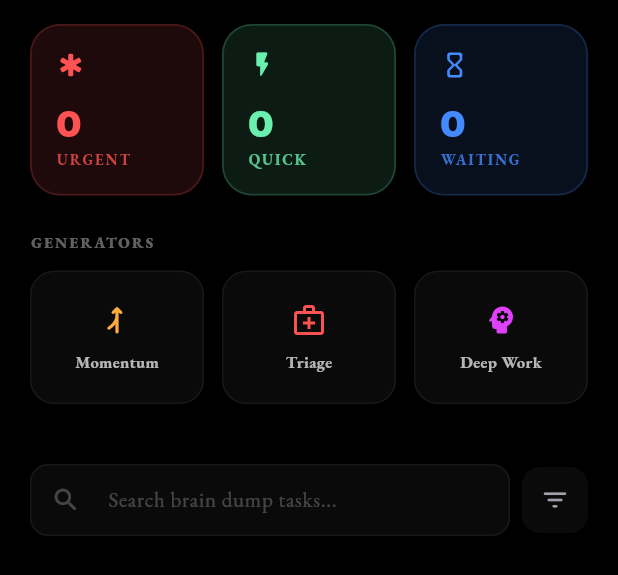
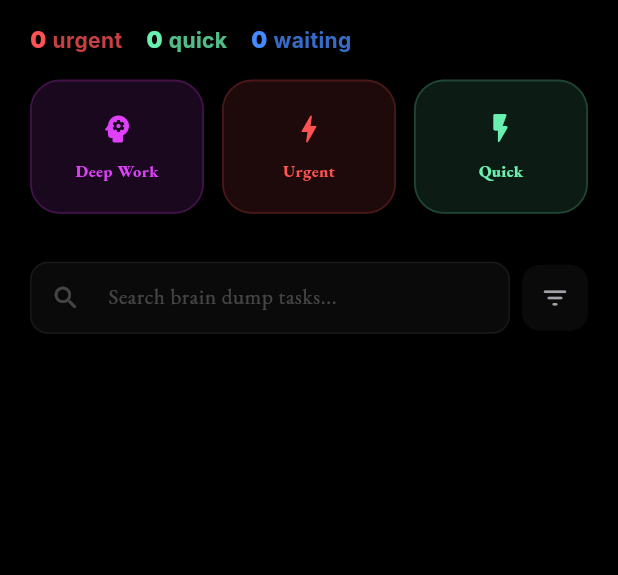
Before and after one commit to ComsIndeed/personal_application, a Flutter app: the SprintsTab widget shown alone on an empty page, opened directly, on a phone screen of 412 x 824 dp. Shown: the top 575 px of the screen. Run offline on Flutter 3.47's test engine with Material 3 defaults, Android fonts, the phone set to English and light mode, and no system bars; our stand-ins replace connectivity_plus, drift, equatable, fc_native_video_thumbnail, file_picker, flutter_animate and 7 more; missing offline and left inert: appflowy_editor, desktop_screenshot, flutter_acrylic, flutter_chat_core, flutter_chat_ui and 8 more; accounts and stored records are empty; generated files the repository leaves out were written again; statements that could not run were skipped.

Commit message:
[BUILD] Redid sprints tab to something was previously more desired

```diff
--- a/lib/interfaces/tabs/sprints/sprints_tab.dart
+++ b/lib/interfaces/tabs/sprints/sprints_tab.dart
@@ -70,79 +70,62 @@ class _SprintsTabState extends State<SprintsTab>
           return const Center(child: CircularProgressIndicator());
         }
 
-        return Container(
-          color: Colors.transparent,
+        return NestedScrollView(
+          headerSliverBuilder: (context, innerBoxIsScrolled) {
+            return [
+              SliverToBoxAdapter(
                 child: Column(
+                  crossAxisAlignment: CrossAxisAlignment.start,
                   children: [
                     // Zone A: Telemetry
                     Padding(
-                padding: const EdgeInsets.fromLTRB(20, 16, 20, 24),
+                      padding: const EdgeInsets.fromLTRB(20, 16, 20, 16),
                       child: Row(
                         children: [
-                    Expanded(
-                      child: _TelemetryCard(
+                          _TelemetryCard(
                             label: 'Urgent',
                             count: state.urgentCount,
                             color: Colors.redAccent,
-                        icon: Icons.emergency_rounded,
                           ),
-                    ),
-                    const SizedBox(width: 12),
-                    Expanded(
-                      child: _TelemetryCard(
+                          const SizedBox(width: 16),
+                          _TelemetryCard(
                             label: 'Quick',
                             count: state.quickCount,
                             color: Colors.greenAccent,
-                        icon: Icons.flash_on_rounded,
                           ),
-                    ),
-                    const SizedBox(width: 12),
-                    Expanded(
-                      child: _TelemetryCard(
+                          const SizedBox(width: 16),
+                          _TelemetryCard(
                             label: 'Waiting',
                             count: state.waitingCount,
                             color: Colors.blueAccent,
-                        icon: Icons.hourglass_empty_rounded,
-                      ),
                           ),
                         ],
                       ),
                     ),
 
-              // Zone B: Guided Sessions
+                    // Zone B: Folders
                     Padding(
                       padding: const EdgeInsets.symmetric(horizontal: 20),
-                child: Column(
-                  crossAxisAlignment: CrossAxisAlignment.start,
-                  children: [
-                    Text(
-                      'GENERATORS',
-                      style: TextStyle(
-                        fontSize: 10,
-                        fontWeight: FontWeight.w900,
-                        letterSpacing: 1.5,
-                        color: isDark ? Colors.white38 : Colors.black38,
-                      ),
-                    ),
-                    const SizedBox(height: 12),
-                    Row(
+                      child: Row(
                         children: [
                           Expanded(
                             child: _GeneratorCard(
-                            label: 'Momentum',
-                            icon: Icons.ramp_right_rounded,
+                              label: 'Deep Work',
+                              icon: Icons.psychology_rounded,
                               onTap: () {
-                              setState(() => _selectedFolderKey = 'momentum');
+                                setState(
+                                  () => _selectedFolderKey = 'deep_work',
+                                );
                                 _updateHeader();
                               },
-                            color: Colors.orangeAccent,
+                              color: Colors.purpleAccent,
                             ),
                           ),
                           const SizedBox(width: 12),
                           Expanded(
                             child: _GeneratorCard(
-                            label: 'Triage',
-                            icon: Icons.medical_services_outlined,
+                              label: 'Urgent',
+                              icon: Icons.bolt_rounded,
                               onTap: () {
                                 setState(() => _selectedFolderKey = 'triage');
                                 _updateHeader();
@@ -153,26 +136,25 @@ class _SprintsTabState extends State<SprintsTab>
                           const SizedBox(width: 12),
                           Expanded(
                             child: _GeneratorCard(
-                            label: 'Deep Work',
-                            icon: Icons.psychology_rounded,
+                              label: 'Quick',
+                              icon: Icons.flash_on_rounded,
                               onTap: () {
-                              setState(() => _selectedFolderKey = 'deep_work');
+                                setState(() => _selectedFolderKey = 'momentum');
                                 _updateHeader();
                               },
-                            color: Colors.purpleAccent,
+                              color: Colors.greenAccent,
                             ),
                           ),
                         ],
                       ),
+                    ),
+                    const SizedBox(height: 24),
                   ],
                 ),
               ),
-
-              const SizedBox(height: 32),
-
-              // Zone C: Global Pool
-              Expanded(
-                child: AnimatedSwitcher(
+            ];
+          },
+          body: AnimatedSwitcher(
             duration: const Duration(milliseconds: 400),
             child: _selectedFolderKey != null
                 ? _buildFolderContents(
@@ -186,9 +168,6 @@ class _SprintsTabState extends State<SprintsTab>
                     isDark,
                   )
                 : _buildGlobalPool(context, state, isDark),
-                ),
-              ),
-            ],
           ),
         );
       },
@@ -446,50 +425,38 @@ class _TelemetryCard extends StatelessWidget {
   final String label;
   final int count;
   final Color color;
-  final IconData icon;
 
   const _TelemetryCard({
     required this.label,
     required this.count,
     required this.color,
-    required this.icon,
   });
 
   @override
   Widget build(BuildContext context) {
-    final isDark = Theme.of(context).brightness == Brightness.dark;
-
-    return Container(
-      padding: const EdgeInsets.all(16),
-      decoration: BoxDecoration(
-        color: color.withAlpha(isDark ? 30 : 20),
-        borderRadius: BorderRadius.circular(20),
-        border: Border.all(color: color.withAlpha(50), width: 1.2),
-      ),
-      child: Column(
-        crossAxisAlignment: CrossAxisAlignment.start,
+    return Row(
+      mainAxisSize: MainAxisSize.min,
+      crossAxisAlignment: CrossAxisAlignment.baseline,
+      textBaseline: TextBaseline.alphabetic,
       children: [
-          Icon(icon, size: 20, color: color),
-          const SizedBox(height: 12),
         Text(
           '$count',
           style: GoogleFonts.inter(
-              fontSize: 24,
+            fontSize: 15,
             fontWeight: FontWeight.w900,
             color: color,
           ),
         ),
+        const SizedBox(width: 4),
         Text(
-            label.toUpperCase(),
-            style: TextStyle(
-              fontSize: 10,
-              fontWeight: FontWeight.bold,
-              letterSpacing: 1.2,
+          label.toLowerCase(),
+          style: GoogleFonts.inter(
+            fontSize: 14,
+            fontWeight: FontWeight.w700,
             color: color.withAlpha(200),
           ),
         ),
       ],
-      ),
     );
   }
 }
@@ -515,19 +482,13 @@ class _GeneratorCard extends StatelessWidget {
       color: Colors.transparent,
       child: InkWell(
         onTap: onTap,
-        borderRadius: BorderRadius.circular(16),
+        borderRadius: BorderRadius.circular(20),
         child: Container(
           padding: const EdgeInsets.symmetric(vertical: 20, horizontal: 12),
           decoration: BoxDecoration(
-            color: isDark
-                ? Colors.white.withAlpha(10)
-                : Colors.black.withAlpha(5),
-            borderRadius: BorderRadius.circular(16),
-            border: Border.all(
-              color: isDark
-                  ? Colors.white.withAlpha(15)
-                  : Colors.black.withAlpha(15),
-            ),
+            color: color.withAlpha(isDark ? 30 : 20),
+            borderRadius: BorderRadius.circular(20),
+            border: Border.all(color: color.withAlpha(50), width: 1.2),
           ),
           child: Column(
             children: [
@@ -537,8 +498,8 @@ class _GeneratorCard extends StatelessWidget {
                 label,
                 style: TextStyle(
                   fontSize: 11,
-                  fontWeight: FontWeight.bold,
-                  color: isDark ? Colors.white70 : Colors.black87,
+                  fontWeight: FontWeight.w900,
+                  color: color,
                 ),
               ),
             ],
```
Lines whose indentation alone changed are shown as unchanged.
